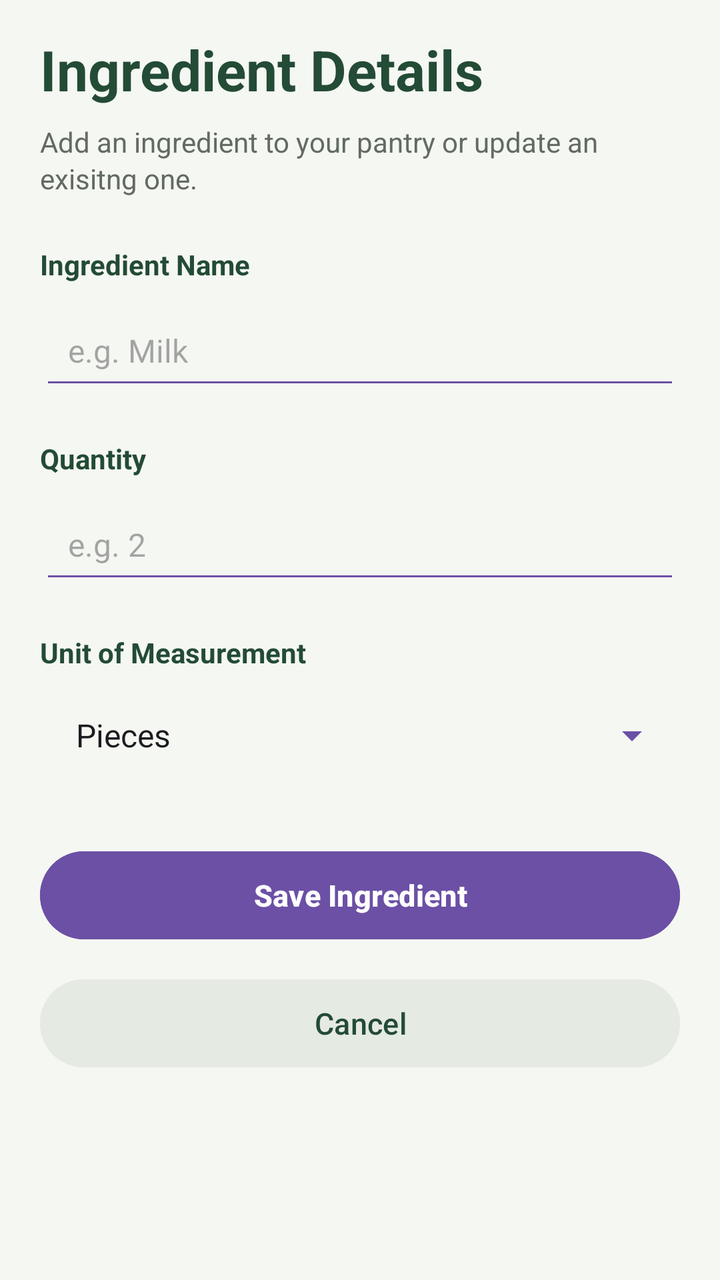
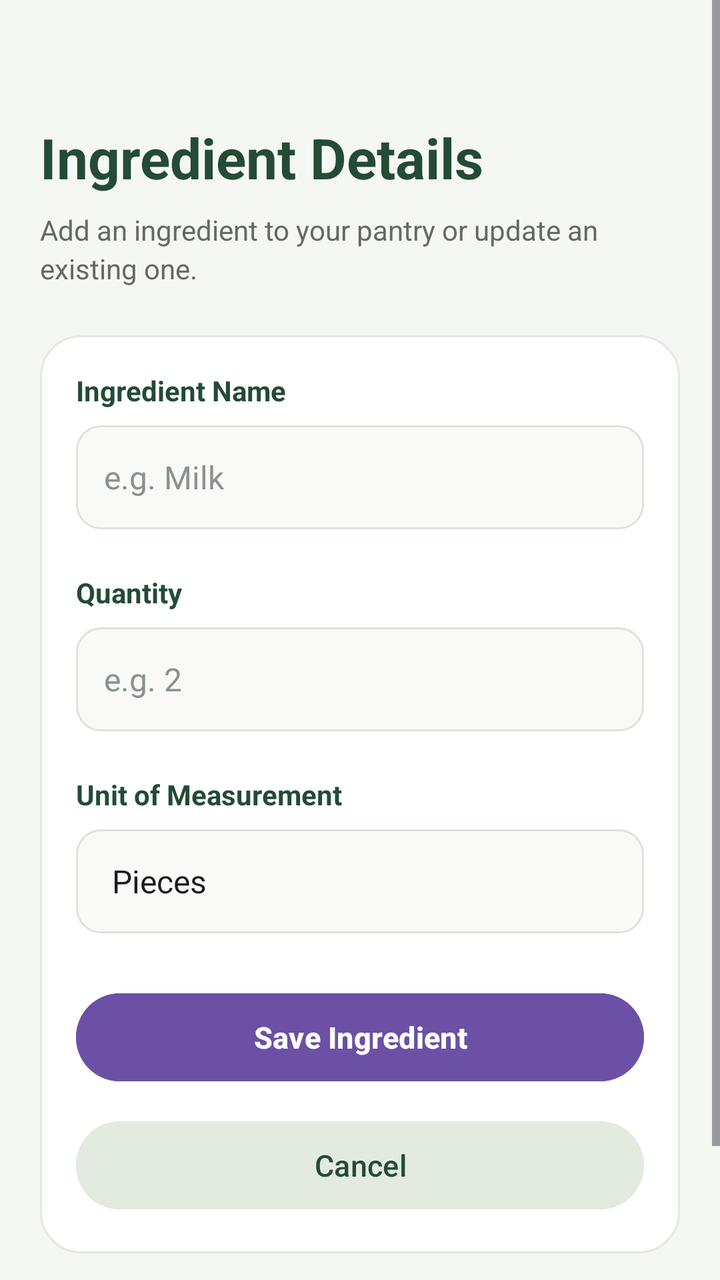

Two renders of the same Android screen: before a commit and after it. Below are the layout's source before the change and the commit's diff.
<!-- AndroidManifest.xml: application theme Theme.SmartPantryManager -->
<!-- res/layout/activity_add_ingredient.xml -->
<?xml version="1.0" encoding="utf-8"?>
<LinearLayout
xmlns:android="http://schemas.android.com/apk/res/android"
    android:layout_width="match_parent"
    android:layout_height="match_parent"
    android:orientation="vertical"
    android:background="#F5F7F2"
    android:paddingStart="20dp"
    android:paddingEnd="20dp"
    android:paddingTop="16dp"
    android:paddingBottom="16dp">

    
    <TextView
        android:layout_width="match_parent"
        android:layout_height="wrap_content"
        android:text="Ingredient Details"
        android:textSize="28sp"
        android:textStyle="bold"
        android:textColor="#234B35"
        android:layout_marginBottom="8dp" />

    
    <TextView
        android:layout_width="match_parent"
        android:layout_height="wrap_content"
        android:text="Add an ingredient to your pantry or update an exisitng one."
        android:textSize="14sp"
        android:textColor="#626B63"
        android:lineSpacingExtra="2dp"
        android:layout_marginBottom="24dp"/>

    
    <TextView
        android:layout_width="match_parent"
        android:layout_height="wrap_content"
        android:text="Ingredient Name"
        android:textSize="14sp"
        android:textStyle="bold"
        android:textColor="#234B35"
        android:layout_marginBottom="6dp" />

    
    <EditText
        android:id="@+id/edtIngredientName"
        android:layout_width="match_parent"
        android:layout_height="52dp"
        android:hint="e.g. Milk"
        android:inputType="textCapSentences"
        android:singleLine="true"
        android:textSize="16sp"
        android:paddingStart="14dp"
        android:paddingEnd="14dp"
        android:backgroundTint="#6B50A5"
        android:layout_marginBottom="20dp" />

    
    <TextView
        android:layout_width="match_parent"
        android:layout_height="wrap_content"
        android:text="Quantity"
        android:textSize="14sp"
        android:textStyle="bold"
        android:textColor="#234B35"
        android:layout_marginBottom="6dp" />

    
    <EditText
        android:id="@+id/edtQuantity"
        android:layout_width="match_parent"
        android:layout_height="52dp"
        android:hint="e.g. 2"
        android:inputType="numberDecimal"
        android:singleLine="true"
        android:textSize="16sp"
        android:paddingStart="14dp"
        android:paddingEnd="14dp"
        android:backgroundTint="#6B50A5"
        android:layout_marginBottom="20dp" />

    
    <TextView
        android:layout_width="match_parent"
        android:layout_height="wrap_content"
        android:text="Unit of Measurement"
        android:textSize="14sp"
        android:textStyle="bold"
        android:textColor="#234B35"
        android:layout_marginBottom="6dp" />

    
    <Spinner
        android:id="@+id/spinnerUnit"
        android:layout_width="match_parent"
        android:layout_height="52dp"
        android:entries="@array/ingredient_units"
        android:paddingStart="10dp"
        android:paddingEnd="10dp"
        android:backgroundTint="#6B50A5"
        android:layout_marginBottom="28dp" />

    
    <Button
        android:id="@+id/btnSaveIngredient"
        android:layout_width="match_parent"
        android:layout_height="52dp"
        android:text="Save Ingredient"
        android:textAllCaps="false"
        android:textSize="15sp"
        android:textStyle="bold"
        android:textColor="#FFFFFF"
        android:backgroundTint="#6B50A5"
        android:stateListAnimator="@null"
        android:layout_marginBottom="12dp" />

    
    <Button
        android:id="@+id/btnCancelIngredient"
        android:layout_width="match_parent"
        android:layout_height="52dp"
        android:text="Cancel"
        android:textAllCaps="false"
        android:textSize="15dp"
        android:textColor="#234B35"
        android:backgroundTint="#E5EAE2"
        android:stateListAnimator="@null" />


</LinearLayout>
<!-- resources referenced by this layout -->
<resources>
  <string-array name="ingredient_units">
          <item>Pieces</item>
          <item>Kg</item>
          <item>Grams</item>
          <item>Litres</item>
          <item>Millilitres</item>
          <item>Packets</item>
          <item>Cans</item>
          <item>Bottles</item>
      </string-array>
  <style name="Theme.SmartPantryManager" parent="Base.Theme.SmartPantryManager" />
  <style name="Base.Theme.SmartPantryManager" parent="Theme.Material3.DayNight">
  
          
          
      </style>
</resources>

<!-- the commit's change to res/layout/activity_add_ingredient.xml (unified diff, before → after) -->
@@ -1,14 +1,20 @@
 <?xml version="1.0" encoding="utf-8"?>
-<LinearLayout
-xmlns:android="http://schemas.android.com/apk/res/android"
+<ScrollView
+    xmlns:android="http://schemas.android.com/apk/res/android"
     android:layout_width="match_parent"
     android:layout_height="match_parent"
-    android:orientation="vertical"
     android:background="#F5F7F2"
-    android:paddingStart="20dp"
-    android:paddingEnd="20dp"
-    android:paddingTop="16dp"
-    android:paddingBottom="16dp">
+    android:fillViewport="true"
+    android:clipToPadding="false">
+
+    <LinearLayout
+        android:layout_width="match_parent"
+        android:layout_height="wrap_content"
+        android:orientation="vertical"
+        android:paddingStart="20dp"
+        android:paddingEnd="20dp"
+        android:paddingTop="60dp"
+        android:paddingBottom="24dp">
 
     
     <TextView
@@ -24,106 +30,129 @@ xmlns:android="http://schemas.android.com/apk/res/android"
     <TextView
         android:layout_width="match_parent"
         android:layout_height="wrap_content"
-        android:text="Add an ingredient to your pantry or update an exisitng one."
+        android:text="Add an ingredient to your pantry or update an existing one."
         android:textSize="14sp"
         android:textColor="#626B63"
-        android:lineSpacingExtra="2dp"
+        android:lineSpacingExtra="3dp"
         android:layout_marginBottom="24dp"/>
 
-    
-    <TextView
-        android:layout_width="match_parent"
-        android:layout_height="wrap_content"
-        android:text="Ingredient Name"
-        android:textSize="14sp"
-        android:textStyle="bold"
-        android:textColor="#234B35"
-        android:layout_marginBottom="6dp" />
+        
+        <LinearLayout
+            android:layout_width="match_parent"
+            android:layout_height="wrap_content"
+            android:orientation="vertical"
+            android:padding="18dp"
+            android:background="@drawable/bg_ingredient_form">
 
-    
-    <EditText
-        android:id="@+id/edtIngredientName"
-        android:layout_width="match_parent"
-        android:layout_height="52dp"
-        android:hint="e.g. Milk"
-        android:inputType="textCapSentences"
-        android:singleLine="true"
-        android:textSize="16sp"
-        android:paddingStart="14dp"
-        android:paddingEnd="14dp"
-        android:backgroundTint="#6B50A5"
-        android:layout_marginBottom="20dp" />
+            
+            <TextView
+                android:layout_width="match_parent"
+                android:layout_height="wrap_content"
+                android:text="Ingredient Name"
+                android:textSize="14sp"
+                android:textStyle="bold"
+                android:textColor="#234B35"
+                android:layout_marginBottom="8dp" />
 
-    
-    <TextView
-        android:layout_width="match_parent"
-        android:layout_height="wrap_content"
-        android:text="Quantity"
-        android:textSize="14sp"
-        android:textStyle="bold"
-        android:textColor="#234B35"
-        android:layout_marginBottom="6dp" />
+            <EditText
+                android:id="@+id/edtIngredientName"
+                android:layout_width="match_parent"
+                android:layout_height="52dp"
+                android:hint="e.g. Milk"
+                android:inputType="textCapSentences"
+                android:singleLine="true"
+                android:textSize="16sp"
+                android:textColor="#234B35"
+                android:textColorHint="#8A9389"
+                android:paddingStart="14dp"
+                android:paddingEnd="14dp"
+                android:background="@drawable/bg_ingredient_input"
+                android:layout_marginBottom="22dp" />
 
-    
-    <EditText
-        android:id="@+id/edtQuantity"
-        android:layout_width="match_parent"
-        android:layout_height="52dp"
-        android:hint="e.g. 2"
-        android:inputType="numberDecimal"
-        android:singleLine="true"
-        android:textSize="16sp"
-        android:paddingStart="14dp"
-        android:paddingEnd="14dp"
-        android:backgroundTint="#6B50A5"
-        android:layout_marginBottom="20dp" />
+            
+            <TextView
+                android:layout_width="match_parent"
+                android:layout_height="wrap_content"
+                android:text="Quantity"
+                android:textSize="14sp"
+                android:textStyle="bold"
+                android:textColor="#234B35"
+                android:layout_marginBottom="8dp" />
 
-    
-    <TextView
-        android:layout_width="match_parent"
-        android:layout_height="wrap_content"
-        android:text="Unit of Measurement"
-        android:textSize="14sp"
-        android:textStyle="bold"
-        android:textColor="#234B35"
-        android:layout_marginBottom="6dp" />
+            <EditText
+                android:id="@+id/edtQuantity"
+                android:layout_width="match_parent"
+                android:layout_height="52dp"
+                android:hint="e.g. 2"
+                android:inputType="numberDecimal"
+                android:singleLine="true"
+                android:textSize="16sp"
+                android:textColor="#234B35"
+                android:textColorHint="#8A9389"
+                android:paddingStart="14dp"
+                android:paddingEnd="14dp"
+                android:background="@drawable/bg_ingredient_input"
+                android:layout_marginBottom="22dp" />
 
-    
-    <Spinner
-        android:id="@+id/spinnerUnit"
-        android:layout_width="match_parent"
-        android:layout_height="52dp"
-        android:entries="@array/ingredient_units"
-        android:paddingStart="10dp"
-        android:paddingEnd="10dp"
-        android:backgroundTint="#6B50A5"
-        android:layout_marginBottom="28dp" />
+            
+            <TextView
+                android:layout_width="match_parent"
+                android:layout_height="wrap_content"
+                android:text="Unit of Measurement"
+                android:textSize="14sp"
+                android:textStyle="bold"
+                android:textColor="#234B35"
+                android:layout_marginBottom="8dp" />
 
-    
-    <Button
-        android:id="@+id/btnSaveIngredient"
-        android:layout_width="match_parent"
-        android:layout_height="52dp"
-        android:text="Save Ingredient"
-        android:textAllCaps="false"
-        android:textSize="15sp"
-        android:textStyle="bold"
-        android:textColor="#FFFFFF"
-        android:backgroundTint="#6B50A5"
-        android:stateListAnimator="@null"
-        android:layout_marginBottom="12dp" />
+            <Spinner
+                android:id="@+id/spinnerUnit"
+                android:layout_width="match_parent"
+                android:layout_height="52dp"
+                android:entries="@array/ingredient_units"
+                android:paddingStart="10dp"
+                android:paddingEnd="10dp"
+                android:background="@drawable/bg_ingredient_input"
+                android:layout_marginBottom="26dp" />
 
-    
-    <Button
-        android:id="@+id/btnCancelIngredient"
-        android:layout_width="match_parent"
-        android:layout_height="52dp"
-        android:text="Cancel"
-        android:textAllCaps="false"
-        android:textSize="15dp"
-        android:textColor="#234B35"
-        android:backgroundTint="#E5EAE2"
-        android:stateListAnimator="@null" />
+            
+            <Button
+                android:id="@+id/btnSaveIngredient"
+                android:layout_width="match_parent"
+                android:layout_height="52dp"
+                android:text="Save Ingredient"
+                android:textAllCaps="false"
+                android:textSize="15sp"
+                android:textStyle="bold"
+                android:textColor="#FFFFFF"
+                android:backgroundTint="#6B50A5"
+                android:stateListAnimator="@null"
+                android:layout_marginBottom="12dp" />
 
+            
+            <Button
+                android:id="@+id/btnCancelIngredient"
+                android:layout_width="match_parent"
+                android:layout_height="52dp"
+                android:text="Cancel"
+                android:textAllCaps="false"
+                android:textSize="15sp"
+                android:textColor="#234B35"
+                android:backgroundTint="#E2EBDD"
+                android:stateListAnimator="@null" />
 
-</LinearLayout>
+        </LinearLayout>
+
+        <TextView
+            android:layout_width="match_parent"
+            android:layout_height="wrap_content"
+            android:text="Keep your pantry quantities accurate for better recipe suggestions."
+            android:layout_marginTop="16dp"
+            android:textSize="12sp"
+            android:textColor="#737D73"
+            android:gravity="center"
+            android:lineSpacingExtra="2dp"
+            android:layout_marginBottom="16dp" />
+
+    </LinearLayout>
+
+</ScrollView>
<!-- resource entries referenced after the edit -->
@@ -10,11 +10,42 @@
           <item>Cans</item>
           <item>Bottles</item>
       </string-array>
+  <!-- drawable bg_ingredient_form (drawable) -->
+  <?xml version="1.0" encoding="utf-8"?>
+  <shape xmlns:android="http://schemas.android.com/apk/res/android"
+      android:shape="rectangle">
+  
+      <solid android:color="#FFFFFF" />
+  
+      <corners android:radius="20dp" />
+  
+      <stroke
+          android:width="1dp"
+          android:color="#E2E9E0" />
+  
+  </shape>
+  <!-- drawable bg_ingredient_input (drawable) -->
+  <?xml version="1.0" encoding="utf-8"?>
+  <shape xmlns:android="http://schemas.android.com/apk/res/android"
+      android:shape="rectangle">
+  
+      <solid android:color="#F9FAF7" />
+  
+      <corners android:radius="12dp" />
+  
+      <stroke
+          android:width="1dp"
+          android:color="#DCE4D9" />
+  
+  </shape>
   <style name="Theme.SmartPantryManager" parent="Base.Theme.SmartPantryManager" />
   <style name="Base.Theme.SmartPantryManager" parent="Theme.Material3.DayNight">
   
-          
-          
+          <item name="android:windowActionModeOverlay">true</item>
+          <item name="android:windowLightStatusBar">false</item>
+          <item name="android:statusBarColor">#F2EBF8</item>
+          <item name="android:navigationBarColor">#F5F7F2</item>
+  
       </style>
 </resources>
 
